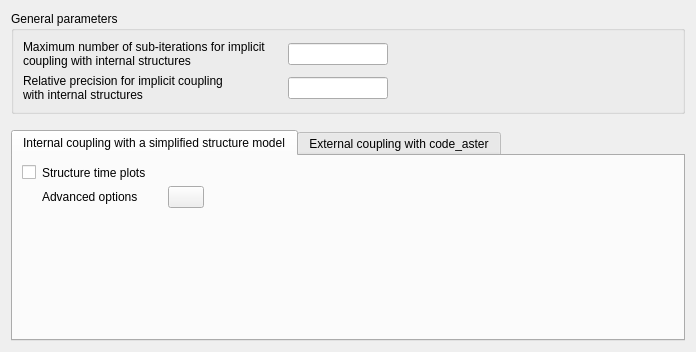
Before: the Qt Designer form python/code_saturne/gui/case/FluidStructureInteractionForm.ui in code-saturne/code_saturne, drawn with Qt 5.
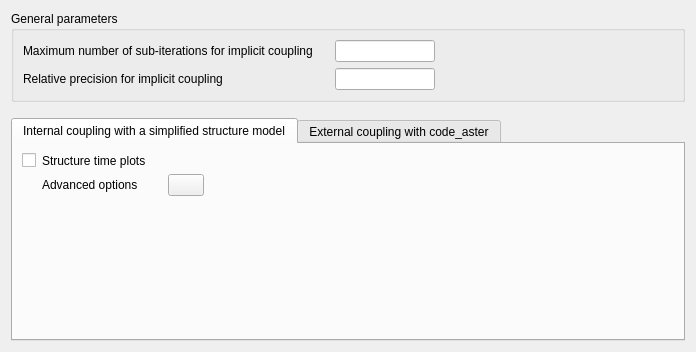
After: the same form once the commit is applied. Icons and pictures are not drawn.

What changed in the file:
```diff
--- a/python/code_saturne/gui/case/FluidStructureInteractionForm.ui
+++ b/python/code_saturne/gui/case/FluidStructureInteractionForm.ui
@@ -68,8 +68,7 @@
          <string>&lt;html&gt;&lt;head/&gt;&lt;body&gt;&lt;p&gt;&lt;span style=&quot; font-size:9pt;&quot;&gt;code_saturne key word: &lt;/span&gt;&lt;span style=&quot; font-size:9pt; font-weight:600;&quot;&gt;NALIMX&lt;/span&gt;&lt;/p&gt;&lt;/body&gt;&lt;/html&gt;</string>
         </property>
         <property name="text">
-         <string>Maximum number of sub-iterations for implicit
-coupling with internal structures</string>
+         <string>Maximum number of sub-iterations for implicit coupling</string>
         </property>
        </widget>
       </item>
@@ -79,8 +78,7 @@
          <string>&lt;html&gt;&lt;head/&gt;&lt;body&gt;&lt;p&gt;&lt;span style=&quot; font-size:9pt;&quot;&gt;code_saturne key word: &lt;/span&gt;&lt;span style=&quot; font-size:9pt; font-weight:600;&quot;&gt;EPALIM&lt;/span&gt;&lt;/p&gt;&lt;/body&gt;&lt;/html&gt;</string>
         </property>
         <property name="text">
-         <string>Relative precision for implicit coupling
-with internal structures</string>
+         <string>Relative precision for implicit coupling</string>
         </property>
        </widget>
       </item>
```
